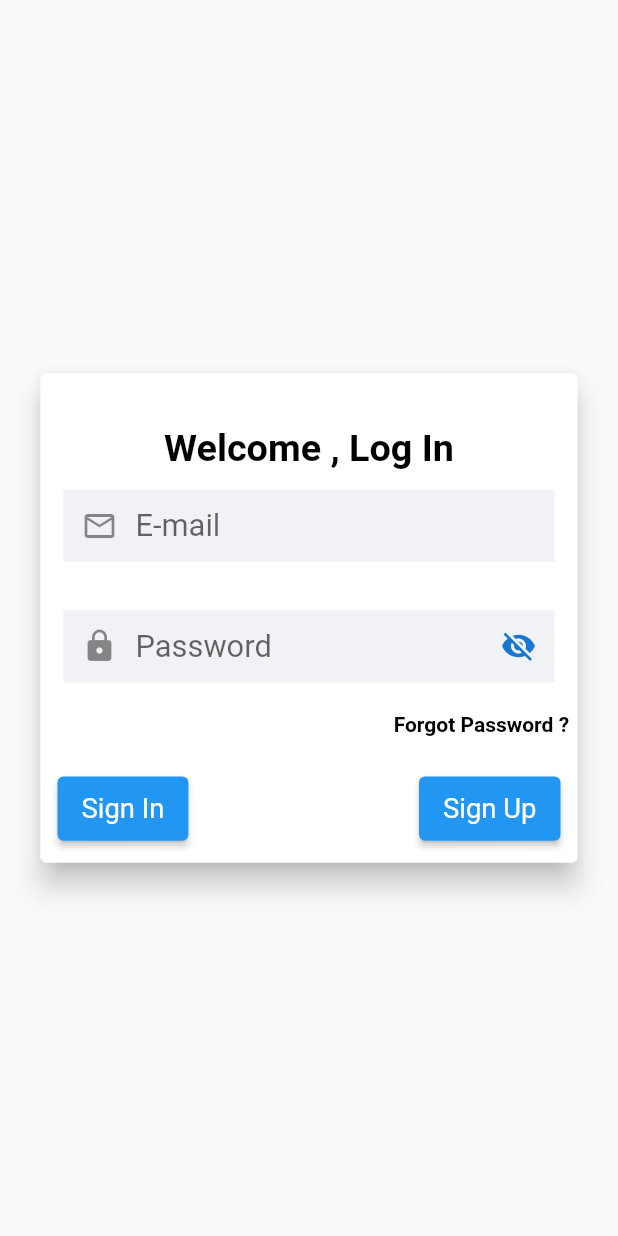
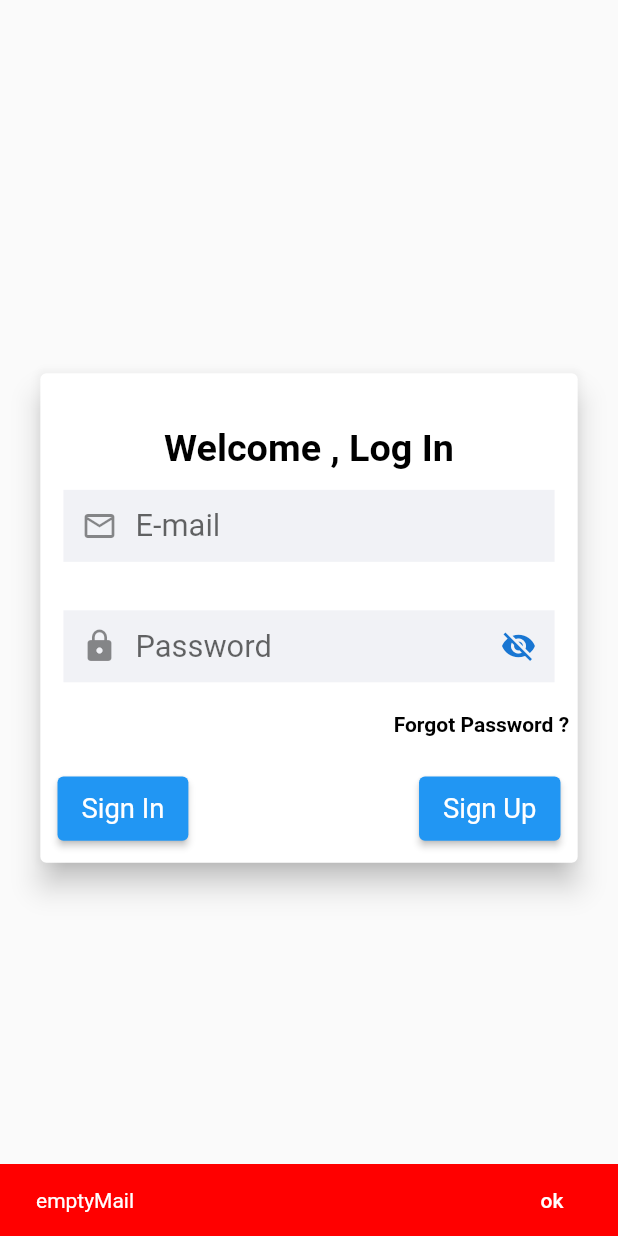
Before and after one commit to ahmed3ssem/izam_task, a Flutter app: the screen it shows after launch, after a tap on "Sign In", on a phone screen of 412 x 824 dp. Run offline on Flutter 3.47's test engine with Material 2 defaults, Android fonts, the phone set to English and light mode, and no system bars; our stand-ins replace cached_network_image, dio, flutter_screenutil, get, sqflite; accounts and stored records are empty.

Commit message:
- Add Email & Password Validation - Add DataBase Class - Edit on showSbackBar Function - Complete Task Functions

```diff
--- a/lib/main.dart
+++ b/lib/main.dart
@@ -1,6 +1,7 @@
 import 'package:flutter/material.dart';
 import 'package:flutter_screenutil/flutter_screenutil.dart';
 import 'package:get/get.dart';
+import 'package:izam_task/widget/message_widget.dart';
 import 'package:provider/provider.dart';
 import 'utils/app_colors.dart';
 import 'utils/app_setting.dart';
@@ -39,6 +40,7 @@ class MyApp extends StatelessWidget{
                   ),
                 ),
                 home: const LoginView(),
+                scaffoldMessengerKey: MessageWidget.scaffoldMessengerKey,
               ),
             );
           },
--- a/lib/presenter/home/home_presenter_component.dart
+++ /dev/null
@@ -1,3 +0,0 @@
-class HomePresenterComponent{
-
-}
--- /dev/null
+++ b/lib/presenter/home/login_presenter.dart
@@ -0,0 +1,52 @@
+import 'package:get/get.dart';
+import 'package:izam_task/helper/dbhelper.dart';
+import 'package:izam_task/utils/app_colors.dart';
+import 'package:izam_task/view/home/login_view_component.dart';
+import 'package:izam_task/widget/message_widget.dart';
+import 'login_presenter_component.dart';
+
+class LoginPresenter implements LoginPresenterComponent{
+
+  late LoginViewComponent component;
+
+  @override
+  bool checkEmailAndPassword(String email , String password) {
+    RegExp emailPattern = RegExp(r'^[a-zA-Z]+\.\d+@[a-zA-Z]+\.[a-zA-Z]+$');
+    RegExp passwordPattern = RegExp(r'^(?=.*\d)(?=.*[!$#^*]).{8,}$');
+    if(email.isEmpty){
+      MessageWidget.showSnackBar('emptyMail'.tr, AppColors.red);
+      return false;
+    }
+    if (!emailPattern.hasMatch(email)) {
+      MessageWidget.showSnackBar('wrongValidateEmail'.tr, AppColors.red);
+      return false;
+    }
+    if(password.isEmpty){
+      MessageWidget.showSnackBar('emptyPassword'.tr, AppColors.red);
+      return false;
+    }
+    if (!passwordPattern.hasMatch(password)) {
+      MessageWidget.showSnackBar('wrongValidatePassword'.tr, AppColors.red);
+      return false;
+    }
+    checkLoginStatus(email, password);
+    return true;
+  }
+
+  @override
+  void setView(LoginViewComponent view) {
+    component = view;
+  }
+
+  @override
+  Future<void> checkLoginStatus(String email , String password) async{
+    DatabaseHelper databaseHelper = DatabaseHelper.instance;
+    Map<String, dynamic>? user = await databaseHelper.isUserStored(email, password);
+    if(!user!['exists']){
+      MessageWidget.showSnackBar('firstTimeLogin'.tr, AppColors.green);
+    } else{
+      MessageWidget.showSnackBar('loginSuccess'.tr+user['data'].toString(), AppColors.green);
+    }
+  }
+
+}
--- /dev/null
+++ b/lib/presenter/home/login_presenter_component.dart
@@ -0,0 +1,10 @@
+import '../../view/home/login_view_component.dart';
+
+class LoginPresenterComponent{
+
+  void setView(LoginViewComponent view){}
+
+  bool checkEmailAndPassword(String email , String password){return true;}
+
+  Future<void> checkLoginStatus(String email , String password) async{}
+}
--- a/lib/utils/local_strings.dart
+++ b/lib/utils/local_strings.dart
@@ -13,7 +13,13 @@ class LocalStrings extends Translations {
       "email":"E-mail",
       "password":"Password",
       "forgotPassword":"Forgot Password ?",
-      "loginPhase":"Welcome , Log In"
+      "loginPhase":"Welcome , Log In",
+      "firstTimeLogin":"This is your first time login",
+      "loginSuccess":"Congrats , this is the logging number ",
+      "":"",
+      "":"",
+      "":"",
+      "":"",
     },
   };
 }
--- a/lib/view/home/login_view.dart
+++ b/lib/view/home/login_view.dart
@@ -1,6 +1,8 @@
 import 'package:flutter/material.dart';
 import 'package:flutter_screenutil/flutter_screenutil.dart';
 import 'package:get/get.dart';
+import 'package:izam_task/presenter/home/login_presenter.dart';
+import 'package:izam_task/presenter/home/login_presenter_component.dart';
 import 'package:izam_task/utils/app_colors.dart';
 import 'package:izam_task/widget/button_widget.dart';
 import 'package:izam_task/widget/text_field_widget.dart';
@@ -14,10 +16,20 @@ class LoginView extends StatefulWidget {
   State<LoginView> createState() => _LoginViewState();
 }
 
-class _LoginViewState extends State<LoginView> implements HomeViewComponent{
+class _LoginViewState extends State<LoginView> implements LoginViewComponent{
 
+  late LoginPresenterComponent component;
   TextEditingController emailController = TextEditingController();
   TextEditingController passwordController = TextEditingController();
+
+
+  @override
+  void initState() {
+    super.initState();
+    component = LoginPresenter();
+    component.setView(this);
+  }
+
   @override
   Widget build(BuildContext context) {
     return Scaffold(
@@ -50,7 +62,7 @@ class _LoginViewState extends State<LoginView> implements HomeViewComponent{
                       child: Row(
                         mainAxisAlignment: MainAxisAlignment.spaceBetween,
                         children: [
-                          ButtonWidget(width: ScreenUtil().setWidth(60), height: ScreenUtil().setHeight(30), onTap: (){}, name: 'signIn'.tr),
+                          ButtonWidget(width: ScreenUtil().setWidth(60), height: ScreenUtil().setHeight(30), onTap: (){checkEmail(emailController.value.text.toString() , passwordController.value.text.toString());}, name: 'signIn'.tr),
                           ButtonWidget(width: ScreenUtil().setWidth(60), height: ScreenUtil().setHeight(30), onTap: (){}, name: 'signUp'.tr),
                         ],
                       ),
@@ -64,4 +76,9 @@ class _LoginViewState extends State<LoginView> implements HomeViewComponent{
       ),
     );
   }
+
+  @override
+  void checkEmail(String email , password) {
+    component.checkEmailAndPassword(email , password);
+  }
 }
--- a/lib/view/home/login_view_component.dart
+++ b/lib/view/home/login_view_component.dart
@@ -1,3 +1,5 @@
-class HomeViewComponent{
+class LoginViewComponent{
+
+  void checkEmail(String email , String password){}
 
 }
--- /dev/null
+++ b/lib/widget/message_widget.dart
@@ -0,0 +1,23 @@
+import 'package:flutter/material.dart';
+import 'package:get/get.dart';
+class MessageWidget{
+
+  static GlobalKey<ScaffoldMessengerState> scaffoldMessengerKey =
+  GlobalKey<ScaffoldMessengerState>();
+
+  static void showSnackBar(String message , Color color){
+    final snackBar = SnackBar(
+      content: Text(message),
+      duration: const Duration(seconds: 4),
+      backgroundColor: color,
+      action: SnackBarAction(
+        textColor: Colors.white,
+        label: 'ok'.tr,
+        onPressed: () {
+          // Some code to undo the change.
+        },
+      ),
+    );
+    scaffoldMessengerKey.currentState?.showSnackBar(snackBar);
+  }
+}
--- a/lib/widget/text_field_widget.dart
+++ b/lib/widget/text_field_widget.dart
@@ -20,7 +20,15 @@ class TextFieldWidget extends StatefulWidget {
 }
 
 class _TextFieldWidgetState extends State<TextFieldWidget> {
-  bool passwordVisible = true;
+  bool passwordVisible = false;
+
+
+  @override
+  void initState() {
+    super.initState();
+    passwordVisible = widget.isPasswordTextField;
+  }
+
   @override
   Widget build(BuildContext context) {
     return SizedBox(
--- a/pubspec.yaml
+++ b/pubspec.yaml
@@ -34,6 +34,10 @@ dependencies:
   http: ^0.13.5
   dio: ^4.0.6
   get: ^4.6.5
+  sqflite: ^2.2.8+4
+  path_provider: ^2.0.11
+  path: ^1.8.2
+  flutter_form_builder: ^9.0.0
   flutter:
     sdk: flutter
 
```
Also changed, not shown: lib/helper/dbhelper.dart (added, +71 -0 lines), lib/presenter/home/home_presenter.dart (deleted), pubspec.lock.
